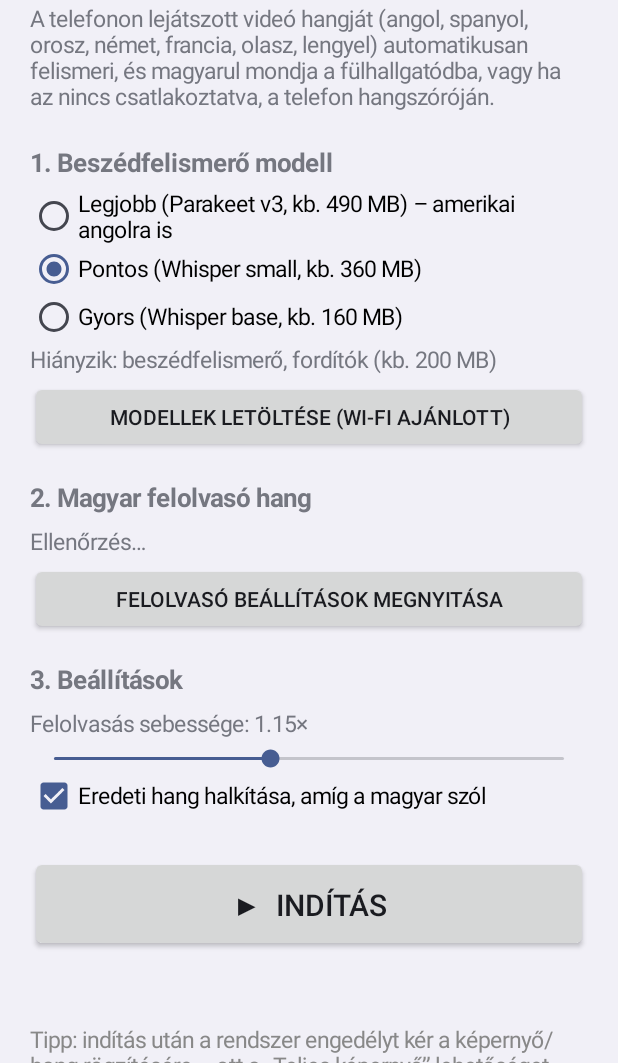
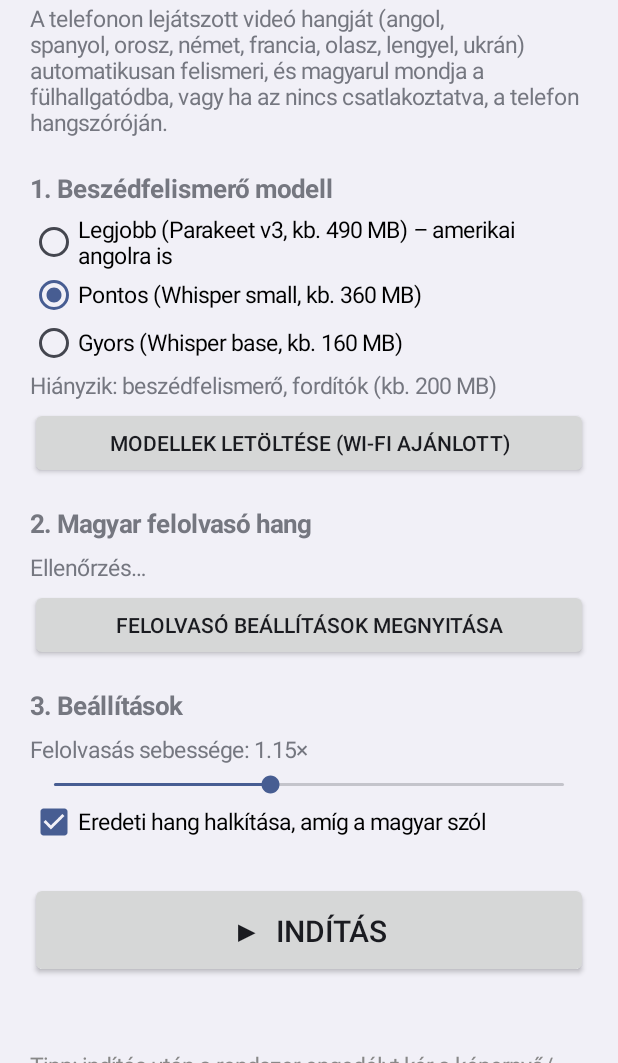
Before and after one commit to nincsmega71/Szinkrontolmacs, an Android app: the screen it shows after launch (MainActivity), on a phone screen of 412 x 824 dp, the part 173-1236 px from its top. Run offline under Robolectric (Android 15) with nearby library versions, the phone set to English and light mode, and no system bars; libraries missing offline, so code that uses them is left out: com.google.mlkit.common, com.google.mlkit.nl, com.k2fsa.sherpa, org.apache.commons; 1 statement that could not run was skipped.

Commit message:
Ukrán forrásnyelv hozzáadása
Co-Authored-By: Claude Opus 5.5 <noreply@anthropic.com>
Claude-Session: https://claude.ai/code/session_012BMU5oaUrUU8mUh1p3Eq3x

```diff
--- a/app/build.gradle.kts
+++ b/app/build.gradle.kts
@@ -11,8 +11,8 @@ android {
         applicationId = "hu.tamas.szinkrontolmacs"
         minSdk = 29          // Android 10: belső hang rögzítése (AudioPlaybackCapture)
         targetSdk = 35
-        versionCode = 4
-        versionName = "1.3"
+        versionCode = 5
+        versionName = "1.4"
         ndk {
             abiFilters += listOf("arm64-v8a")   // S24 Ultra – kisebb APK
         }
--- a/app/src/main/java/hu/tamas/szinkrontolmacs/MainActivity.kt
+++ b/app/src/main/java/hu/tamas/szinkrontolmacs/MainActivity.kt
@@ -104,7 +104,7 @@ class MainActivity : Activity() {
             setTypeface(typeface, Typeface.BOLD)
         })
         oszlop.addView(szoveg(
-            "A telefonon lejátszott videó hangját (angol, spanyol, orosz, német, francia, olasz, lengyel) " +
+            "A telefonon lejátszott videó hangját (angol, spanyol, orosz, német, francia, olasz, lengyel, ukrán) " +
                 "automatikusan felismeri, és magyarul mondja a fülhallgatódba, vagy ha az nincs csatlakoztatva, a telefon hangszóróján."
         ))
 
--- a/app/src/main/java/hu/tamas/szinkrontolmacs/Modellek.kt
+++ b/app/src/main/java/hu/tamas/szinkrontolmacs/Modellek.kt
@@ -27,6 +27,7 @@ val FORRAS_NYELVEK = linkedMapOf(
     "fr" to "francia",
     "it" to "olasz",
     "pl" to "lengyel",
+    "uk" to "ukrán",
 )
 
 /** Beszédfelismerő modellek (Parakeet v3 vagy Whisper) letöltése és helye. */
```
Also changed, not shown: 1 other file.
